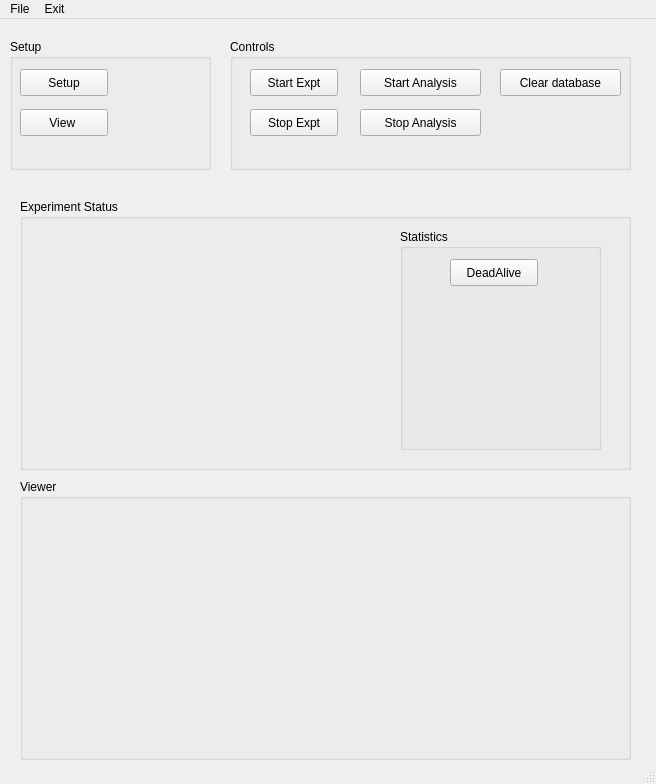
The window that guis.ui (karempudi/GUIs) describes before a commit, drawn with Qt 5.
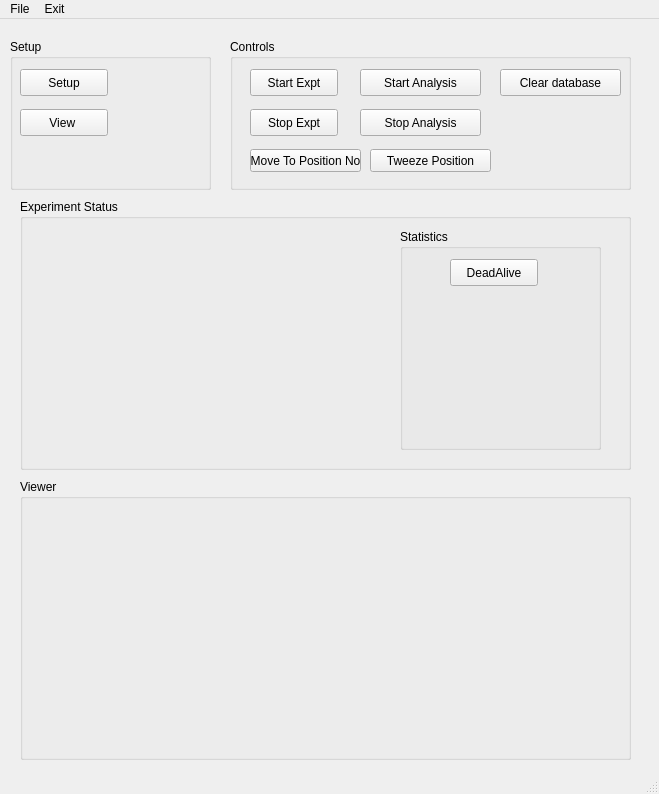
The same window after the commit.

What changed in the file:
```diff
--- a/guis.ui
+++ b/guis.ui
@@ -6,8 +6,8 @@
    <rect>
     <x>0</x>
     <y>0</y>
-    <width>656</width>
-    <height>784</height>
+    <width>659</width>
+    <height>794</height>
    </rect>
   </property>
   <property name="windowTitle">
@@ -20,7 +20,7 @@
       <x>10</x>
       <y>20</y>
       <width>201</width>
-      <height>131</height>
+      <height>151</height>
      </rect>
     </property>
     <property name="title">
@@ -111,7 +111,7 @@
       <x>230</x>
       <y>20</y>
       <width>401</width>
-      <height>131</height>
+      <height>151</height>
      </rect>
     </property>
     <property name="title">
@@ -182,6 +182,32 @@
       <string>Clear database</string>
      </property>
     </widget>
+    <widget class="QPushButton" name="pushButton_8">
+     <property name="geometry">
+      <rect>
+       <x>20</x>
+       <y>110</y>
+       <width>111</width>
+       <height>23</height>
+      </rect>
+     </property>
+     <property name="text">
+      <string>Move To Position No</string>
+     </property>
+    </widget>
+    <widget class="QPushButton" name="pushButton_9">
+     <property name="geometry">
+      <rect>
+       <x>140</x>
+       <y>110</y>
+       <width>121</width>
+       <height>23</height>
+      </rect>
+     </property>
+     <property name="text">
+      <string>Tweeze Position</string>
+     </property>
+    </widget>
    </widget>
   </widget>
   <widget class="QMenuBar" name="menubar">
@@ -189,7 +215,7 @@
     <rect>
      <x>0</x>
      <y>0</y>
-     <width>656</width>
+     <width>659</width>
      <height>21</height>
     </rect>
    </property>
```
